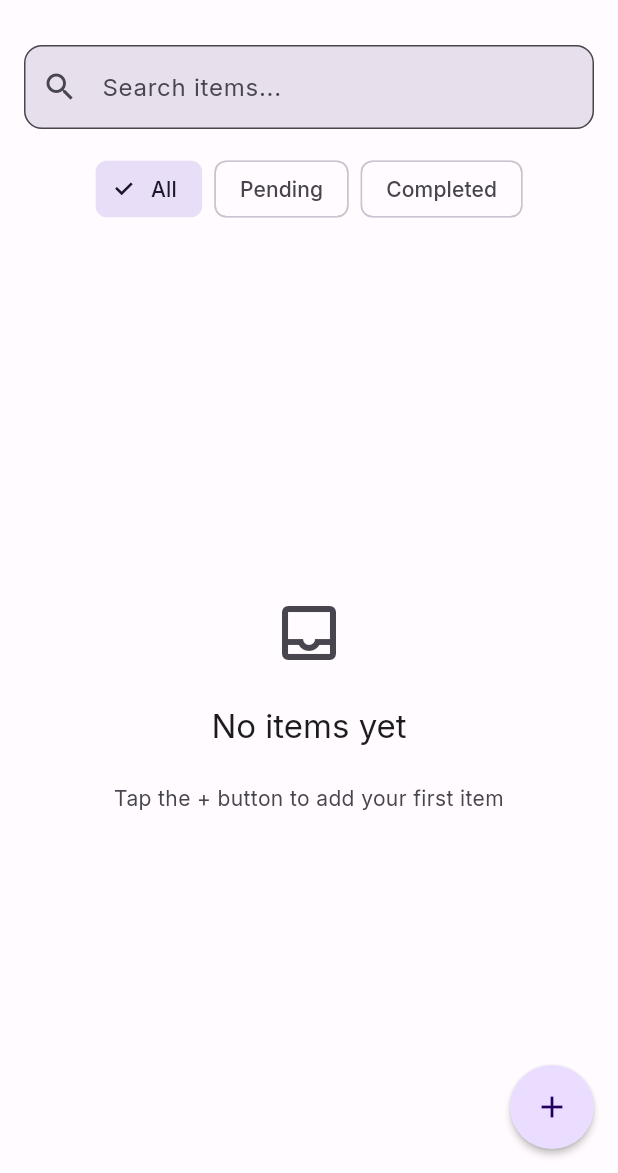
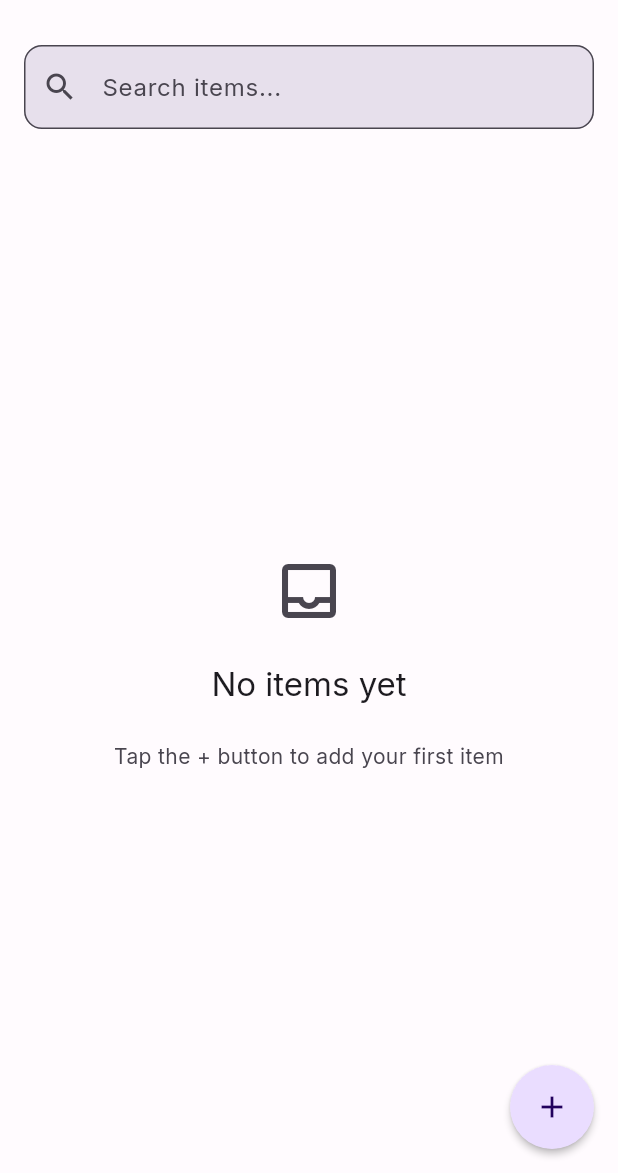
Before and after one commit to chrisokoriedev/afrifounders, a Flutter app: the screen it shows after launch, after a tap on the "arrow downward" icon, on a phone screen of 412 x 824 dp, the part 63-1236 px from its top. Run offline on Flutter 3.47's test engine with Material 3 defaults, Android fonts, the phone set to English and light mode, and no system bars; our stand-ins replace dartz, equatable, flutter_riverpod, flutter_slidable, freezed_annotation, google_fonts and 3 more; accounts and stored records are empty; generated files the repository leaves out were written again.

Commit message:
Refactor item management to remove filter functionality, update related constants and UI components, and streamline item sorting. Adjusted state management to reflect changes in filtering logic.

```diff
--- a/lib/core/constants/app_strings.dart
+++ b/lib/core/constants/app_strings.dart
@@ -43,14 +43,10 @@ class AppStrings {
   static const String confirm = 'Confirm';
   static const String no = 'No';
 
-  // Search and Filter
+  // Search and Sort
   static const String searchHint = 'Search items...';
-  static const String filterAll = 'All';
-  static const String filterCompleted = 'Completed';
-  static const String filterPending = 'Pending';
   static const String sortBy = 'Sort by';
   static const String sortDateCreated = 'Date Created';
   static const String sortDateUpdated = 'Date Updated';
   static const String sortTitle = 'Title';
-  static const String sortCompletion = 'Completion Status';
 }
--- a/lib/features/item_management/presentation/pages/home_page.dart
+++ b/lib/features/item_management/presentation/pages/home_page.dart
@@ -136,53 +136,6 @@ class _HomePageState extends ConsumerState<HomePage> {
                 },
               ),
             ),
-            // Filter chips
-            SingleChildScrollView(
-              scrollDirection: Axis.horizontal,
-              padding: const EdgeInsets.symmetric(
-                horizontal: AppDimensions.spacingM,
-              ),
-              child: Row(
-                children: [
-                  FilterChip(
-                    label: const Text(AppStrings.filterAll),
-                    selected: itemState.filter == ItemFilter.all,
-                    onSelected: (selected) {
-                      if (selected) {
-                        ref
-                            .read(itemNotifierProvider.notifier)
-                            .setFilter(ItemFilter.all);
-                      }
-                    },
-                  ),
-                  SizedBox(width: AppDimensions.spacingS),
-                  FilterChip(
-                    label: const Text(AppStrings.filterPending),
-                    selected: itemState.filter == ItemFilter.pending,
-                    onSelected: (selected) {
-                      if (selected) {
-                        ref
-                            .read(itemNotifierProvider.notifier)
-                            .setFilter(ItemFilter.pending);
-                      }
-                    },
-                  ),
-                  SizedBox(width: AppDimensions.spacingS),
-                  FilterChip(
-                    label: const Text(AppStrings.filterCompleted),
-                    selected: itemState.filter == ItemFilter.completed,
-                    onSelected: (selected) {
-                      if (selected) {
-                        ref
-                            .read(itemNotifierProvider.notifier)
-                            .setFilter(ItemFilter.completed);
-                      }
-                    },
-                  ),
-                ],
-              ),
-            ),
-            SizedBox(height: AppDimensions.spacingS),
             // Items list
             Expanded(
               child: _buildBody(context, ref, itemState),
@@ -228,7 +181,7 @@ class _HomePageState extends ConsumerState<HomePage> {
               ),
               SizedBox(height: AppDimensions.spacingS),
               Text(
-                'Try adjusting your search or filter',
+                'Try adjusting your search',
                 style: Theme.of(context).textTheme.bodyMedium?.copyWith(
                       color: Theme.of(context).colorScheme.onSurfaceVariant,
                     ),
--- a/lib/features/item_management/presentation/providers/item_notifier.dart
+++ b/lib/features/item_management/presentation/providers/item_notifier.dart
@@ -37,7 +37,7 @@ class ItemNotifier extends _$ItemNotifier {
     );
   }
 
-  /// Apply search, filter, and sort to items
+  /// Apply search and sort to items
   void _applyFilters() {
     List<Item> filtered = List.from(state.items);
 
@@ -48,18 +48,6 @@ class ItemNotifier extends _$ItemNotifier {
         return item.title.toLowerCase().contains(query) ||
             (item.description?.toLowerCase().contains(query) ?? false);
       }).toList();
-    }
-
-    // Apply filter
-    switch (state.filter) {
-      case ItemFilter.completed:
-        filtered = filtered.where((item) => item.isCompleted).toList();
-        break;
-      case ItemFilter.pending:
-        filtered = filtered.where((item) => !item.isCompleted).toList();
-        break;
-      case ItemFilter.all:
-        break;
     }
 
     // Apply sort
@@ -75,9 +63,6 @@ class ItemNotifier extends _$ItemNotifier {
         case ItemSort.title:
           comparison = a.title.compareTo(b.title);
           break;
-        case ItemSort.completionStatus:
-          comparison = a.isCompleted.toString().compareTo(b.isCompleted.toString());
-          break;
       }
       return state.sortOrder == SortOrder.ascending ? comparison : -comparison;
     });
@@ -88,12 +73,6 @@ class ItemNotifier extends _$ItemNotifier {
   /// Set search query
   void setSearchQuery(String query) {
     state = state.copyWith(searchQuery: query);
-    _applyFilters();
-  }
-
-  /// Set filter
-  void setFilter(ItemFilter filter) {
-    state = state.copyWith(filter: filter);
     _applyFilters();
   }
 
--- a/lib/features/item_management/presentation/state/item_state.dart
+++ b/lib/features/item_management/presentation/state/item_state.dart
@@ -4,19 +4,11 @@ import '../../../../core/error/failures.dart';
 
 part 'item_state.freezed.dart';
 
-/// Filter options for items
-enum ItemFilter {
-  all,
-  completed,
-  pending,
-}
-
 /// Sort options for items
 enum ItemSort {
   dateCreated,
   dateUpdated,
   title,
-  completionStatus,
 }
 
 /// Sort order
@@ -34,7 +26,6 @@ class ItemState with _$ItemState {
     @Default(false) bool isLoading,
     Failure? error,
     @Default('') String searchQuery,
-    @Default(ItemFilter.all) ItemFilter filter,
     @Default(ItemSort.dateUpdated) ItemSort sortBy,
     @Default(SortOrder.descending) SortOrder sortOrder,
   }) = _ItemState;
```
Also changed, not shown: lib/features/item_management/presentation/pages/sort_dialog.dart (+0 -17 lines), lib/features/item_management/presentation/providers/item_notifier.g.dart, lib/features/item_management/presentation/state/item_state.freezed.dart.
